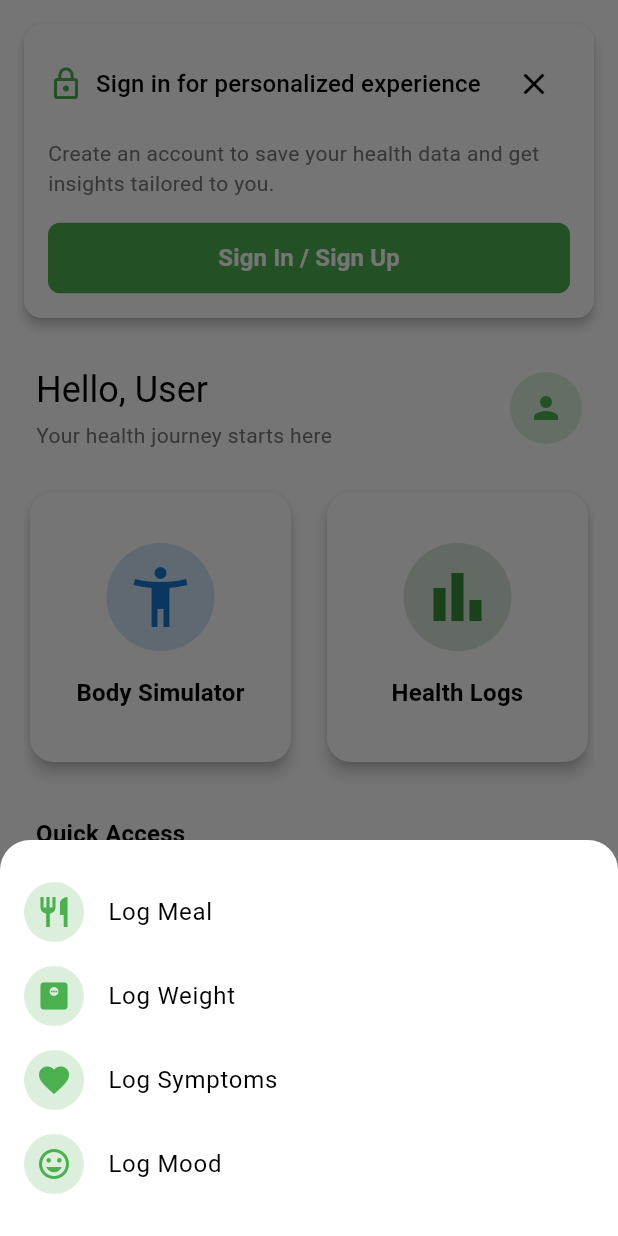
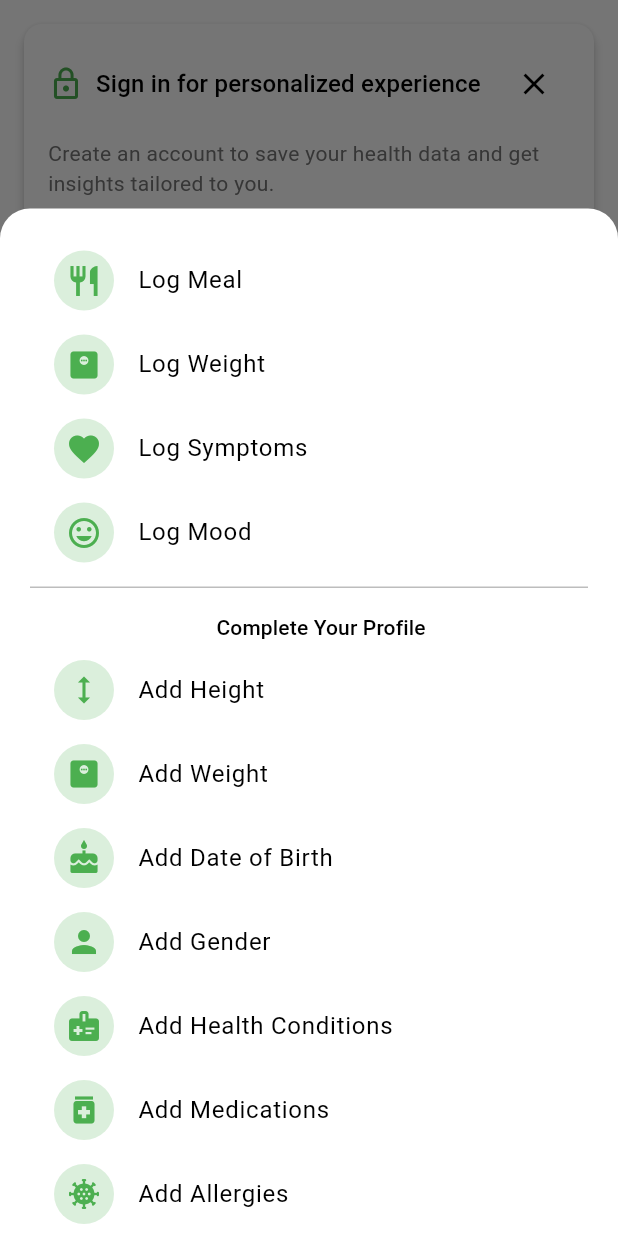
Before and after one commit to abc-medes/ate-flutter, a Flutter app: the screen it shows after launch, after a tap on the "add" icon, on a phone screen of 412 x 824 dp. Run offline on Flutter 3.47's test engine with Material 3 defaults, Android fonts, the phone set to English and light mode, and no system bars; our stand-ins replace flutter_dotenv, flutter_riverpod, go_router, shared_preferences, supabase_flutter; accounts and stored records are empty.

Commit message:
[REFACTOR] health repository provider create

```diff
--- a/lib/data/repositories/health_repository.dart
+++ b/lib/data/repositories/health_repository.dart
@@ -1,4 +1,5 @@
 import 'dart:convert';
+import 'package:flutter_riverpod/flutter_riverpod.dart';
 import 'package:shared_preferences/shared_preferences.dart';
 import 'package:ate_project/data/models/health_model.dart';
 
@@ -108,3 +109,8 @@ class HealthRepository {
     return DailyUserData.values;
   }
 }
+
+// Create a provider for HealthRepository
+final healthRepositoryProvider = Provider<HealthRepository>((ref) {
+  return HealthRepository();
+});
--- a/lib/features/home/views/screens/home_view.dart
+++ b/lib/features/home/views/screens/home_view.dart
@@ -5,11 +5,6 @@ import 'package:ate_project/core/services/auth_service.dart';
 import 'package:ate_project/core/theme/app_theme.dart';
 import 'package:ate_project/data/repositories/health_repository.dart';
 import 'package:ate_project/data/models/health_model.dart';
-
-// Create a provider for HealthRepository
-final healthRepositoryProvider = Provider<HealthRepository>((ref) {
-  return HealthRepository();
-});
 
 class HomeView extends ConsumerStatefulWidget {
   const HomeView({super.key});
@@ -336,13 +331,6 @@ class _HomeViewState extends ConsumerState<HomeView> {
                             icon: Icons.person_add,
                             onTap: () => context.push('/profile'),
                           ),
-                          InsightCard(
-                            title: 'Check Air Quality',
-                            description:
-                                'Current air quality index in your area',
-                            icon: Icons.air,
-                            onTap: () => context.push('/environmental'),
-                          ),
                         ],
                       ),
                     ),
@@ -363,47 +351,70 @@ class _HomeViewState extends ConsumerState<HomeView> {
   void _showActionSheet(BuildContext context) {
     showModalBottomSheet(
       context: context,
+      isScrollControlled: true,
       shape: const RoundedRectangleBorder(
         borderRadius: BorderRadius.vertical(top: Radius.circular(20)),
       ),
       builder: (context) => Padding(
-        padding: const EdgeInsets.symmetric(vertical: 20),
+        padding: EdgeInsets.only(
+          bottom: MediaQuery.of(context).viewInsets.bottom,
+          top: 20,
+          left: 20,
+          right: 20,
+        ),
+        child: SingleChildScrollView(
           child: Column(
             mainAxisSize: MainAxisSize.min,
             children: [
               ActionItem(
                 icon: Icons.restaurant,
                 label: 'Log Meal',
-              onTap: () {
-                Navigator.pop(context);
-                context.push('/nutrition/log');
-              },
+                onTap: () {},
               ),
               ActionItem(
                 icon: Icons.monitor_weight,
                 label: 'Log Weight',
-              onTap: () {
-                Navigator.pop(context);
-                context.push('/weight/log');
-              },
+                onTap: () {},
               ),
               ActionItem(
                 icon: Icons.favorite,
                 label: 'Log Symptoms',
-              onTap: () {
-                Navigator.pop(context);
-                context.push('/symptoms/log');
-              },
+                onTap: () {},
               ),
               ActionItem(
                 icon: Icons.mood,
                 label: 'Log Mood',
+                onTap: () {},
+              ),
+
+              // Divider if there are missing health data items
+              if (_missingBasicData.isNotEmpty)
+                const Padding(
+                  padding: EdgeInsets.symmetric(vertical: 8),
+                  child: Divider(height: 1),
+                ),
+
+              // Add action items for missing basic health data
+              if (_missingBasicData.isNotEmpty)
+                Padding(
+                  padding: const EdgeInsets.only(left: 16, top: 8, bottom: 4),
+                  child: Text(
+                    'Complete Your Profile',
+                    style: Theme.of(context).textTheme.titleSmall,
+                  ),
+                ),
+
+              for (var field in _missingBasicData)
+                ActionItem(
+                  icon: _getHealthFieldIcon(field),
+                  label: 'Add ${_getHealthFieldName(field)}',
                   onTap: () {
                     Navigator.pop(context);
-                context.push('/mood/log');
+                    context.push('/profile/edit');
                   },
                 ),
             ],
+          ),
         ),
       ),
     );
```
Lines whose indentation alone changed are shown as unchanged.
